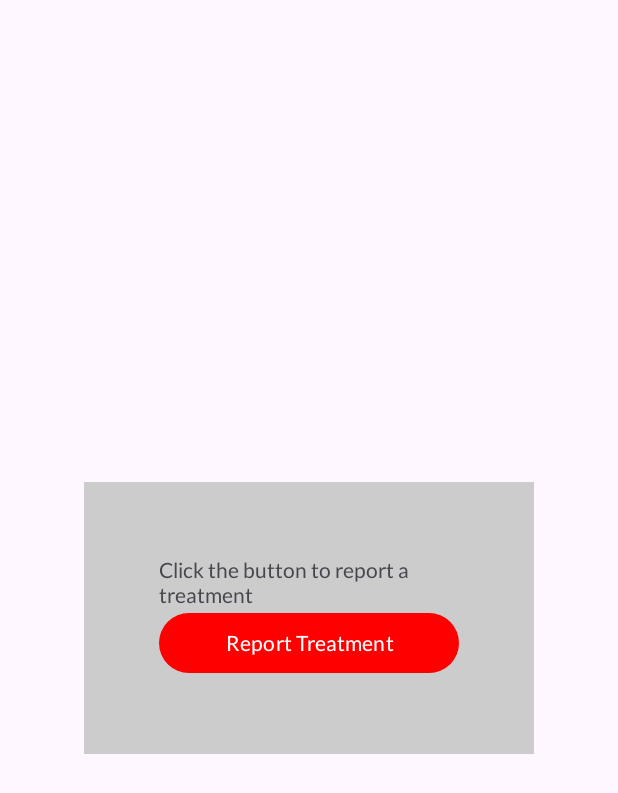
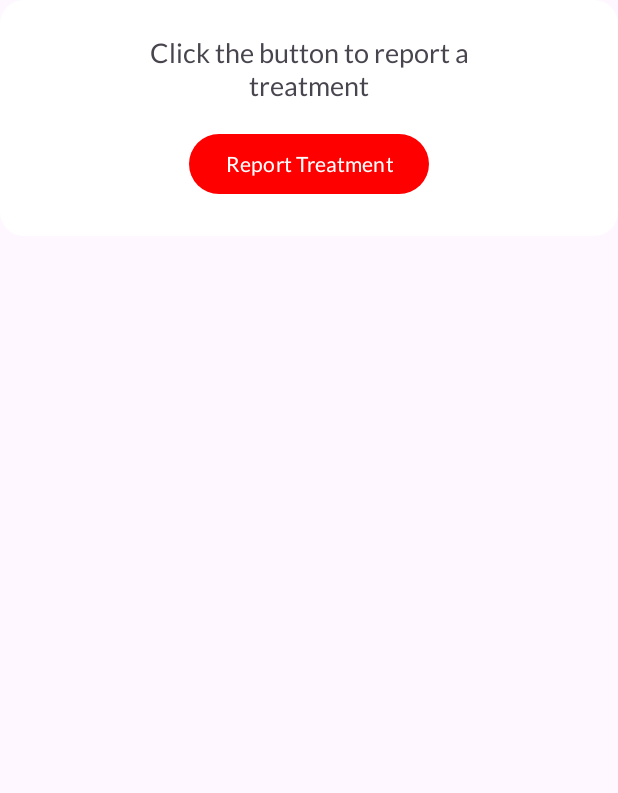
Before and after one commit to Aviost111/AutoTrack, an Android app: the layout treatment_window.xml on its own in the app's theme, with its tools: preview values and no code run, on a phone screen of 412 x 824 dp. Shown: the top 793 px of the screen. Run offline under Robolectric (Android 15) with nearby library versions, the light colour scheme and no system bars; Roboto replaces fonts that are not available here.

Commit message:
style treatment_window.xml

```diff
--- a/app/src/main/res/layout/treatment_window.xml
+++ b/app/src/main/res/layout/treatment_window.xml
@@ -1,24 +1,33 @@
 <?xml version="1.0" encoding="utf-8"?>
 <LinearLayout
     xmlns:android="http://schemas.android.com/apk/res/android"
-    android:layout_width="wrap_content"
+
+    android:layout_width="match_parent"
     android:layout_height="wrap_content"
-    android:background="@color/gray"
-    android:padding="50dp"
-    android:layout_gravity="center"
-    android:orientation="vertical">
+    android:focusableInTouchMode="true"
+    android:orientation="vertical"
+    android:padding="24dp"
+    android:background="@drawable/dialog_rounded_background"
+
+    >
 
     <TextView
-        android:layout_width="200dp"
-        android:layout_height="wrap_content"
-        android:text="Click the button to report a treatment" />
+        android:layout_width="273dp"
+        android:layout_height="41dp"
+        android:layout_gravity="center_horizontal"
+        android:textAlignment="center"
+        android:text="Click the button to report a treatment"
+        android:textSize="18sp"
+        />
 
     <!-- Nested LinearLayout for the horizontal arrangement of TextView and EditText -->
 
     <!-- Button below TextView and EditText -->
     <Button
         android:id="@+id/treatment_button"
-        android:layout_width="200dp"
+        android:layout_gravity="center_horizontal"
+        android:layout_marginTop="20dp"
+        android:layout_width="wrap_content"
         android:layout_height="wrap_content"
         android:text="@string/report_treatment" />
 
```
